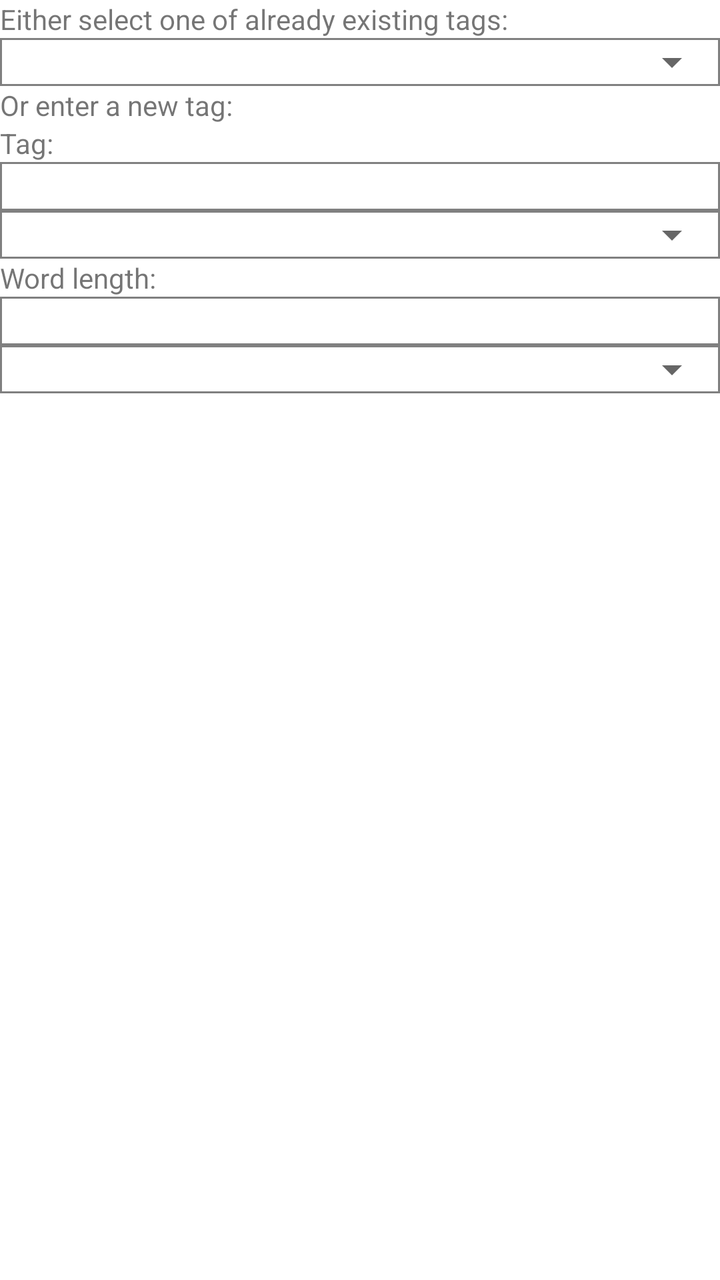
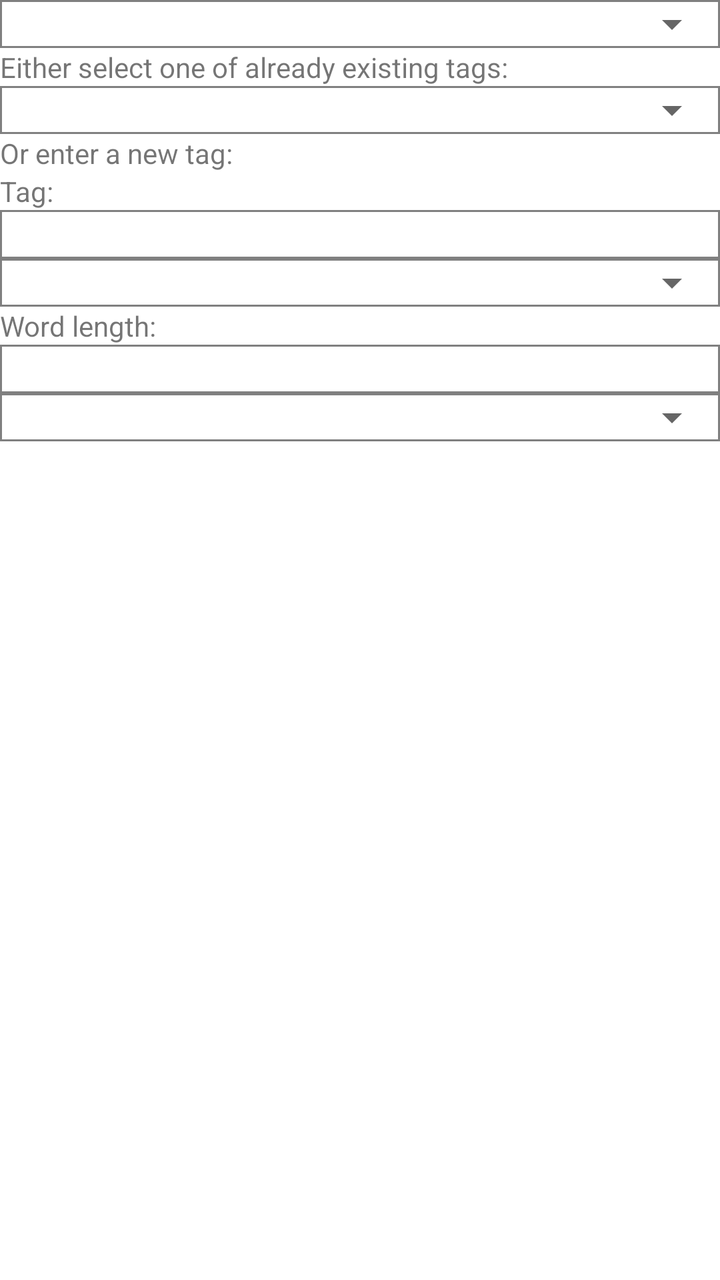

An Android layout rendered at two revisions. The XML below is the earlier revision; the diff shows what the commit changed to produce the second picture.
<!-- AndroidManifest.xml: application theme Theme.WordQuiz -->
<!-- res/layout/reset.xml -->
<?xml version="1.0" encoding="utf-8"?>
<LinearLayout xmlns:android="http://schemas.android.com/apk/res/android"
    android:orientation="vertical"
    android:layout_width="match_parent"
    android:layout_height="match_parent">
    <TextView
        android:layout_width="wrap_content"
        android:layout_height="wrap_content"
        android:text="Either select one of already existing tags:"
        android:id="@+id/textview33">
    </TextView>
    <FrameLayout
        android:layout_width="match_parent"
        android:layout_height="wrap_content"
        android:background="@drawable/rectangle">
        <Spinner
            android:id="@+id/spinner11"
            android:layout_width="match_parent"
            android:layout_height="wrap_content" />
    </FrameLayout>
    <TextView
        android:layout_width="wrap_content"
        android:layout_height="wrap_content"
        android:text="Or enter a new tag:"
        android:id="@+id/textview34">
    </TextView>
    <TextView
        android:layout_width="wrap_content"
        android:layout_height="wrap_content"
        android:text="Tag:"
        android:id="@+id/textview35">
    </TextView>
    <EditText
        android:id="@+id/edittext21"
        android:layout_width="match_parent"
        android:layout_height="wrap_content"
        android:background="@drawable/rectangle">
    </EditText>
    <FrameLayout
        android:layout_width="match_parent"
        android:layout_height="wrap_content"
        android:background="@drawable/rectangle">
        <Spinner
            android:id="@+id/spinner12"
            android:layout_width="match_parent"
            android:layout_height="wrap_content" />
    </FrameLayout>
    <TextView
        android:layout_width="wrap_content"
        android:layout_height="wrap_content"
        android:text="Word length:"
        android:id="@+id/textview36">
    </TextView>
    <EditText
        android:id="@+id/edittext22"
        android:inputType="number"
        android:layout_width="match_parent"
        android:layout_height="wrap_content"
        android:background="@drawable/rectangle">
    </EditText>
    <FrameLayout
        android:layout_width="match_parent"
        android:layout_height="wrap_content"
        android:background="@drawable/rectangle">
        <Spinner
            android:id="@+id/spinner13"
            android:layout_width="match_parent"
            android:layout_height="wrap_content" />
    </FrameLayout>
</LinearLayout>
<!-- resources referenced by this layout -->
<resources>
  <!-- drawable rectangle (drawable) -->
  <?xml version="1.0" encoding="utf-8"?>
  <shape xmlns:android="http://schemas.android.com/apk/res/android">
      <stroke
          android:width="1dp"
          android:color="@color/gray"/>
  </shape>
  <style name="Theme.WordQuiz" parent="Theme.MaterialComponents.DayNight.NoActionBar">
          
          <item name="colorPrimary">@color/purple_500</item>
          <item name="colorPrimaryVariant">@color/purple_700</item>
          <item name="colorOnPrimary">@color/white</item>
          
          <item name="colorSecondary">@color/teal_200</item>
          <item name="colorSecondaryVariant">@color/teal_700</item>
          <item name="colorOnSecondary">@color/black</item>
          
          <item name="android:statusBarColor" tools:targetApi="l">?attr/colorPrimaryVariant</item>
          
      </style>
  <color name="gray">#FF808080</color>
  <color name="purple_500">#FF6200EE</color>
  <color name="purple_700">#FF3700B3</color>
  <color name="white">#FFFFFFFF</color>
  <color name="teal_200">#FF03DAC5</color>
  <color name="teal_700">#FF018786</color>
  <color name="black">#FF000000</color>
</resources>

<!-- the commit's change to res/layout/reset.xml (unified diff, before → after) -->
@@ -3,6 +3,15 @@
     android:orientation="vertical"
     android:layout_width="match_parent"
     android:layout_height="match_parent">
+    <FrameLayout
+        android:layout_width="match_parent"
+        android:layout_height="wrap_content"
+        android:background="@drawable/rectangle">
+        <Spinner
+            android:id="@+id/spinner38"
+            android:layout_width="match_parent"
+            android:layout_height="wrap_content" />
+    </FrameLayout>
     <TextView
         android:layout_width="wrap_content"
         android:layout_height="wrap_content"
